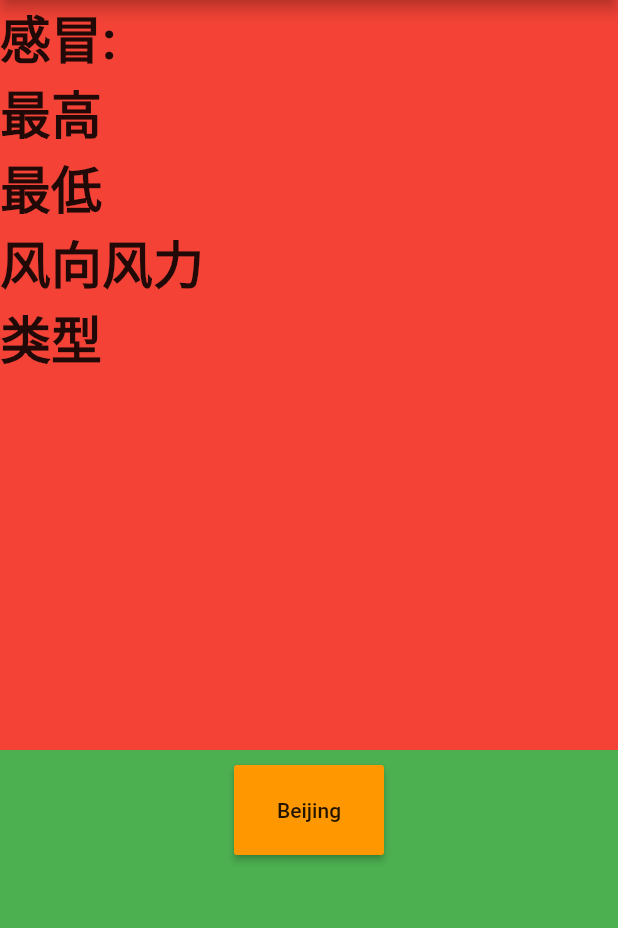
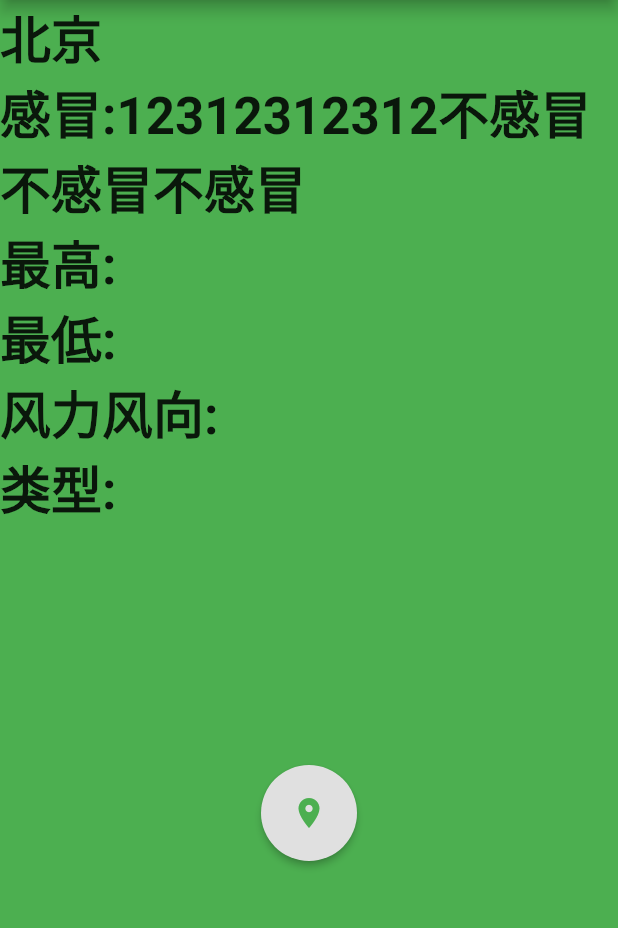
Before and after one commit to semperhhh/rainweat_flutter, a Flutter app: the screen it shows after launch, on a phone screen of 412 x 824 dp, the part 84-1012 px from its top. Run offline on Flutter 3.47's test engine with Material 2 defaults, Android fonts, the light colour scheme and no system bars.

Commit message:
添加位置按钮点击

```diff
--- a/lib/main.dart
+++ b/lib/main.dart
@@ -20,16 +20,17 @@ class MyApp extends StatelessWidget {
 class HomePage extends StatelessWidget {
   @override
   Widget build(BuildContext context) {
-
     final bigStyle = TextStyle(
       fontSize: 34.0,
       fontWeight: FontWeight.w600,
     );
 
-    Widget weatherSection = new Text(
-      "感冒:\n最高\n最低\n风向风力\n类型",
-      style: bigStyle,
-    );
+    Widget weatherText(String text) {
+      return new Text(
+        text,
+        style: bigStyle,
+      );
+    }
 
     return new Scaffold(
       appBar: AppBar(
@@ -50,23 +51,25 @@ class HomePage extends StatelessWidget {
               child: new Container(
                 width: MediaQuery.of(context).size.width,
                 height: 500.0,
-                color: Colors.red,
-                child: weatherSection,
+                // color: Colors.red,
+                child: ListView(
+                  children: <Widget>[
+                    weatherText("北京"),
+                    weatherText("感冒:12312312312不感冒不感冒不感冒"),
+                    weatherText("最高:"),
+                    weatherText("最低:"),
+                    weatherText("风力风向:"),
+                    weatherText("类型:"),
+                  ],
+                ),
               ),
             ),
             //定位按钮
             new Positioned(
               top: 510.0,
-              child: new Container(
-                width: 100.0,
-                height: 60.0,
-                child: new RaisedButton(
-                  onPressed: (){},
-                  color: Colors.orange,
-                  highlightColor: Colors.black,
-                  child: new Text("Beijing"),
-                ),
-              ),
+              width: 64.0,
+              height: 64.0,
+              child: LoctionButtonWidget(),
             ),
           ],
         ),
@@ -74,3 +77,30 @@ class HomePage extends StatelessWidget {
     );
   }
 }
+
+class LoctionButtonWidget extends StatefulWidget {
+  @override
+  createState() {
+    return LoctionButtonWidgetState();
+  }
+}
+
+class LoctionButtonWidgetState extends State<LoctionButtonWidget> {
+  @override
+  Widget build(BuildContext context) {
+    return new RaisedButton(
+      child: new Icon(
+        Icons.location_on,
+        color: Colors.green,
+      ),
+      shape: RoundedRectangleBorder(
+        borderRadius: BorderRadius.circular(32.0),
+      ),
+      onPressed: _loctionButtonAction,
+    );
+  }
+
+  void _loctionButtonAction() {
+    debugPrint("loctionButtonAction");
+  }
+}
```
